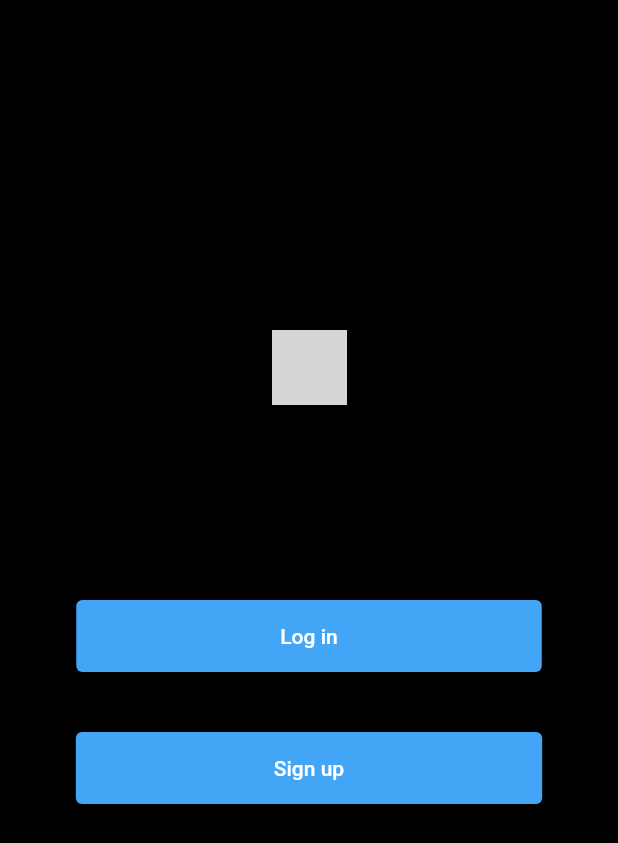
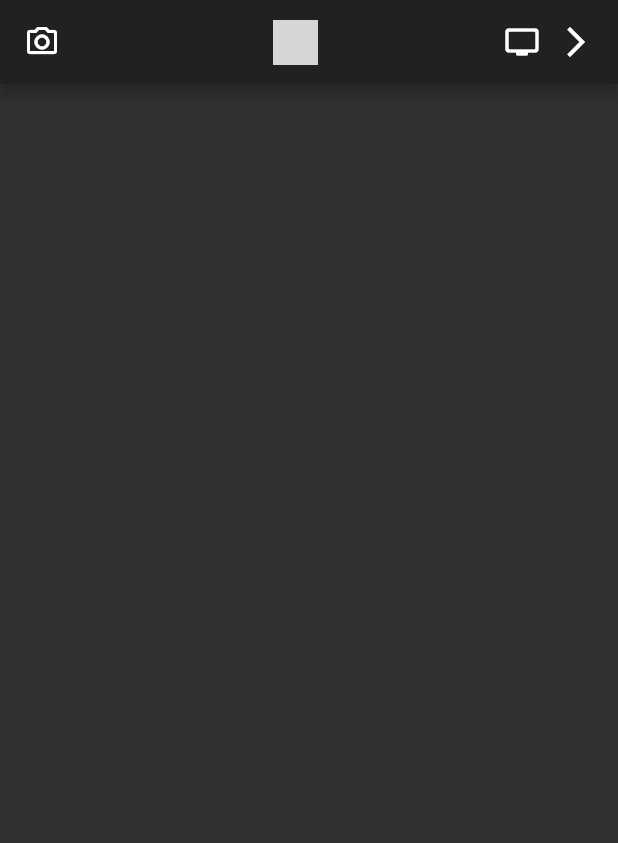
Before and after one commit to anant19bansal/InstaClone, a Flutter app: the screen it shows after launch, on a phone screen of 412 x 824 dp. Shown: the top 843 px of the screen. Run offline on Flutter 3.47's test engine with Material 2 defaults, Android fonts, the light colour scheme and no system bars; network calls fail; grey boxes are pictures that could not be loaded.

Commit message:
add app bar for home screen

```diff
--- a/lib/app_screens/firstPage.dart
+++ b/lib/app_screens/firstPage.dart
@@ -13,7 +13,7 @@ class FirstPage extends StatelessWidget {
           padding: const EdgeInsets.fromLTRB(0, 220, 0, 0),
           child: Column(
             children: [
-              InstaLogo(),
+              InstaLogo(logoHeight: 50),
               Padding(
                 padding: const EdgeInsets.fromLTRB(0, 130, 0, 0),
                 child: ElevatedButton(
--- /dev/null
+++ b/lib/app_screens/homeScreen.dart
@@ -0,0 +1,47 @@
+import 'package:flutter/material.dart';
+import 'package:insta/common/InstaLogo.dart';
+
+class HomeScreen extends StatefulWidget {
+  const HomeScreen({ Key? key }) : super(key: key);
+
+  @override
+  _HomeScreenState createState() => _HomeScreenState();
+}
+
+class _HomeScreenState extends State<HomeScreen> {
+  @override
+  Widget build(BuildContext context) {
+    return Scaffold(
+      appBar: AppBar(
+        title: Row(
+          mainAxisAlignment: MainAxisAlignment.spaceBetween,
+          children: [
+            IconButton(onPressed: () {},
+              padding: EdgeInsets.zero,
+              constraints: BoxConstraints(),
+              icon: Icon(Icons.camera_alt_outlined),
+            ),
+            Container(
+              margin: EdgeInsets.fromLTRB(30, 0, 0, 0),
+              child: InstaLogo(logoHeight: 30),
+            ),
+            Row(
+              // mainAxisAlignment: MainAxisAlignment.end,
+              children: [
+                IconButton(onPressed: () {},
+                  icon: Icon(Icons.tv_rounded),
+                ),
+                IconButton(onPressed: () {},
+                padding: EdgeInsets.zero,
+              constraints: BoxConstraints(),
+                  icon: Icon(Icons.arrow_forward_ios_outlined)
+                ),
+              ],
+            ),
+
+          ],
+        ),
+      ),
+    );
+  }
+}
--- a/lib/app_screens/logIn.dart
+++ b/lib/app_screens/logIn.dart
@@ -20,7 +20,7 @@ class _LogInState extends State<LogIn> {
             children: [
               Container(
                 margin: EdgeInsets.fromLTRB(0, 100, 0, 80),
-                child: InstaLogo()
+                child: InstaLogo(logoHeight: 50,)
               ),
               MyCustomTextField(placeholder: 'username'),
               MyCustomTextField(placeholder: 'password'),
--- a/lib/app_screens/signUp.dart
+++ b/lib/app_screens/signUp.dart
@@ -21,7 +21,7 @@ class _SignUpState extends State<SignUp> {
               children: [
                 Padding(
                   padding: const EdgeInsets.fromLTRB(0, 0, 0, 50),
-                  child: InstaLogo(),
+                  child: InstaLogo(logoHeight: 50,),
                 ),
                 MyCustomTextField(
                   placeholder: 'Username',
--- a/lib/common/InstaLogo.dart
+++ b/lib/common/InstaLogo.dart
@@ -1,11 +1,19 @@
 import 'package:flutter/material.dart';
 
-class InstaLogo extends StatelessWidget {
+class InstaLogo extends StatefulWidget {
+  final double logoHeight;
+  const InstaLogo({ Key? key ,required this.logoHeight}) : super(key: key);
+
+  @override
+  _InstaLogoState createState() => _InstaLogoState();
+}
+
+class _InstaLogoState extends State<InstaLogo> {
   @override
   Widget build(BuildContext context) {
     return Container(
       child: Image(
-        height: 50,
+        height: widget.logoHeight,
         image: NetworkImage(
             'https://www.pngkey.com/png/full/828-8286178_mackeys-work-needs-no-elaborate-presentation-or-distracting.png'),
       ),
--- a/lib/main.dart
+++ b/lib/main.dart
@@ -1,4 +1,5 @@
 import 'package:flutter/material.dart';
+import 'package:insta/app_screens/homeScreen.dart';
 import 'package:insta/route_generator.dart';
 import 'app_screens/firstPage.dart';
 import 'app_screens/signUp.dart';
@@ -12,9 +13,10 @@ class Root extends StatelessWidget {
   @override
   Widget build(BuildContext context) {
     return MaterialApp(
-      // home: LogIn(),
+      debugShowCheckedModeBanner: false,
+      home: HomeScreen(),
       theme: ThemeData.dark(),
-      initialRoute: '/',
+      // initialRoute: '/',
       onGenerateRoute: RouteGenerator.generateRoute,
     );
   }
```
